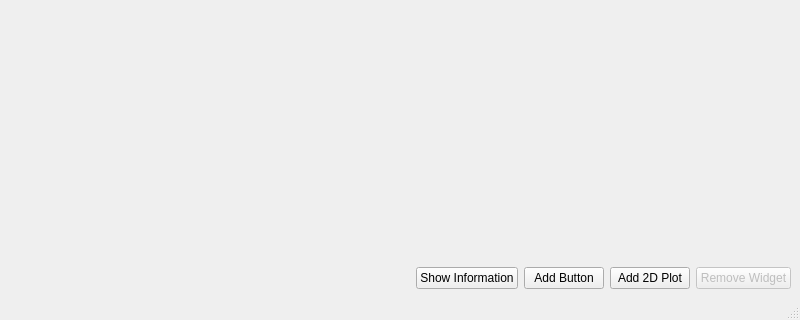
Before: the Qt Designer form demo/ui/dynamicLayouts/multiplePlotsInHorizontalLayout.ui in itom-project/itom, drawn with Qt 5; both pictures show x 0 to 800 and y 280 to 600 of the 800 by 600 pixel window.
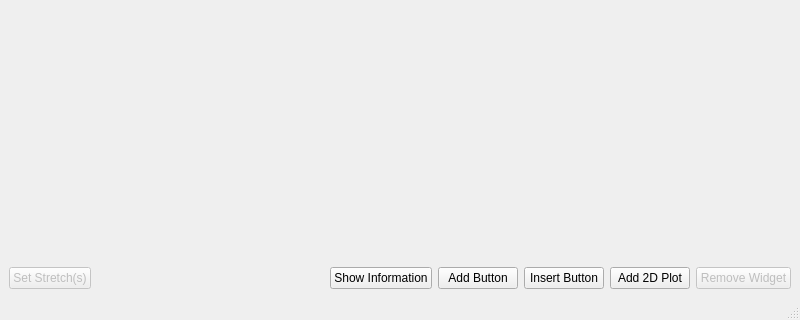
After: the same form once the commit is applied.

Commit message: further methods of QLayout and QBoxLayout wrapper to be accessible via uiItem.call("...") method in Python.

The edit to the form file:
```diff
--- a/demo/ui/dynamicLayouts/multiplePlotsInHorizontalLayout.ui
+++ b/demo/ui/dynamicLayouts/multiplePlotsInHorizontalLayout.ui
@@ -27,6 +27,16 @@
     </item>
     <item>
      <layout class="QHBoxLayout" name="horizontalLayout">
+      <item>
+       <widget class="QPushButton" name="btnSetStretch">
+        <property name="enabled">
+         <bool>false</bool>
+        </property>
+        <property name="text">
+         <string>Set Stretch(s)</string>
+        </property>
+       </widget>
+      </item>
       <item>
        <spacer name="horizontalSpacer">
         <property name="orientation">
@@ -54,6 +64,13 @@
         </property>
        </widget>
       </item>
+      <item>
+       <widget class="QPushButton" name="btnInsertButton">
+        <property name="text">
+         <string>Insert Button</string>
+        </property>
+       </widget>
+      </item>
       <item>
        <widget class="QPushButton" name="btnAddPlot">
         <property name="text">
```
The commit also changes 3 other files.
